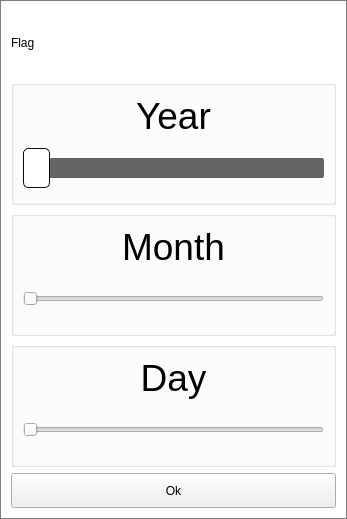
The window that src/DateSelector.ui (ic005k/Knot-Legacy) describes before a commit, drawn with Qt 5.
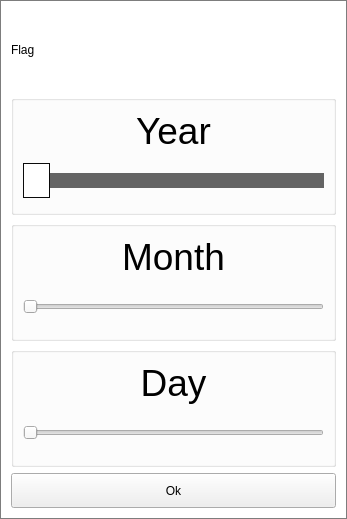
The same window after the commit.

```diff
--- a/src/DateSelector.ui
+++ b/src/DateSelector.ui
@@ -65,7 +65,7 @@
         <property name="minimumSize">
          <size>
           <width>0</width>
-          <height>50</height>
+          <height>45</height>
          </size>
         </property>
         <property name="maximumSize">
@@ -131,7 +131,7 @@
         <property name="minimumSize">
          <size>
           <width>0</width>
-          <height>50</height>
+          <height>45</height>
          </size>
         </property>
         <property name="minimum">
@@ -191,7 +191,13 @@
         <property name="minimumSize">
          <size>
           <width>0</width>
-          <height>50</height>
+          <height>45</height>
+         </size>
+        </property>
+        <property name="sizeIncrement">
+         <size>
+          <width>0</width>
+          <height>0</height>
          </size>
         </property>
         <property name="styleSheet">
@@ -200,7 +206,7 @@
 }
  
 QSlider::sub-page:horizontal {
-  background: rgb(235,100,100);
+  background: #1ABC9C;
   border-radius: 0px;
   margin-top: 15px;
   margin-bottom: 15px;
@@ -209,7 +215,7 @@
 QSlider::add-page:horizontal {
   background: rgb(100,100,100);
   border: 0px solid #777; 
-  border-radius: 2px; 
+  border-radius: 0px; 
   margin-top: 15px; 
   margin-bottom: 15px; 
 }
@@ -219,7 +225,7 @@
   border: 1px solid rgba(10,10,10,255); 
   width: 25px; 
   height: 15px; 
-  border-radius: 5px; 
+  border-radius: 0px; 
   margin-top: 5px; 
   margin-bottom: 5px; 
 }
```
Left out of the diff: 2 changed lines with no effect on the pictures.
